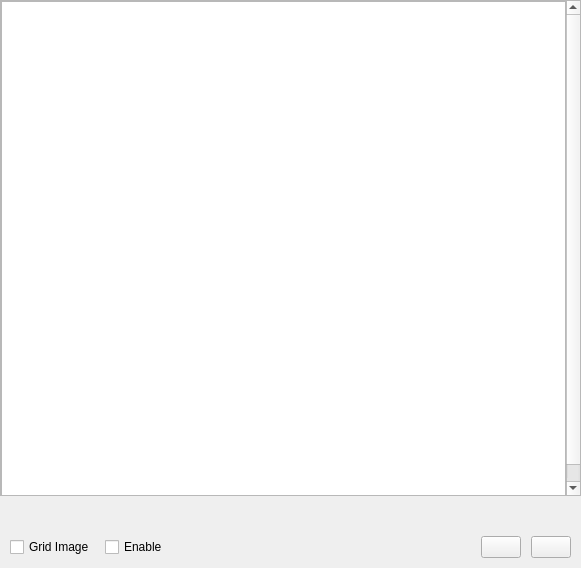
First picture: the form in src/airunner/widgets/canvas/templates/input_image.ui, repository Capsize-Games/airunner, before the edit.
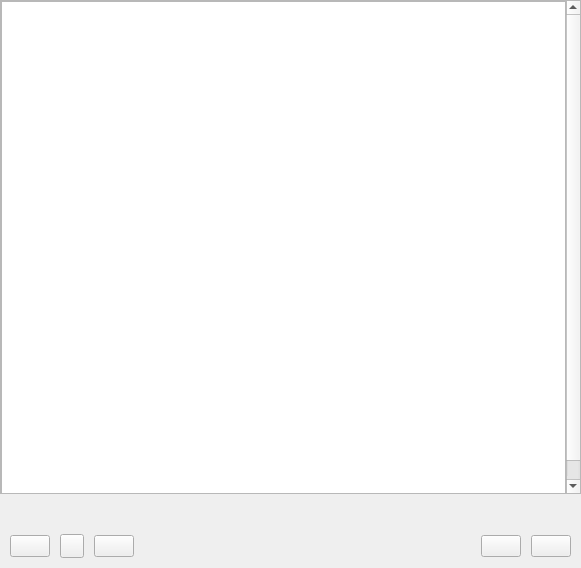
Second picture: the form after the edit. Icons and pictures are not drawn. Custom widgets are drawn as their Qt base class.

Commit message: improves image input controls

What changed in the file:
```diff
--- a/src/airunner/widgets/canvas/templates/input_image.ui
+++ b/src/airunner/widgets/canvas/templates/input_image.ui
@@ -192,34 +192,59 @@
       <number>10</number>
      </property>
      <item>
-      <widget class="QCheckBox" name="use_grid_image_as_input_checkbox">
-       <property name="sizePolicy">
-        <sizepolicy hsizetype="Fixed" vsizetype="Fixed">
-         <horstretch>0</horstretch>
-         <verstretch>0</verstretch>
-        </sizepolicy>
-       </property>
+      <widget class="QPushButton" name="link_to_grid_image_button">
        <property name="toolTip">
         <string>Use grid image as input</string>
        </property>
        <property name="text">
-        <string>Grid Image</string>
+        <string/>
        </property>
+       <property name="icon">
+        <iconset theme="insert-link"/>
+       </property>
+       <property name="checkable">
+        <bool>true</bool>
+       </property>
       </widget>
      </item>
      <item>
-      <widget class="QCheckBox" name="enable_checkbox">
-       <property name="sizePolicy">
-        <sizepolicy hsizetype="Fixed" vsizetype="Fixed">
-         <horstretch>0</horstretch>
-         <verstretch>0</verstretch>
-        </sizepolicy>
+      <widget class="QPushButton" name="lock_input_image_button">
+       <property name="minimumSize">
+        <size>
+         <width>24</width>
+         <height>24</height>
+        </size>
        </property>
+       <property name="maximumSize">
+        <size>
+         <width>24</width>
+         <height>24</height>
+        </size>
+       </property>
        <property name="toolTip">
         <string>Enable</string>
        </property>
        <property name="text">
-        <string>Enable </string>
+        <string/>
+       </property>
+       <property name="icon">
+        <iconset theme="emblem-readonly"/>
+       </property>
+       <property name="checkable">
+        <bool>true</bool>
+       </property>
+      </widget>
+     </item>
+     <item>
+      <widget class="QPushButton" name="pushButton_3">
+       <property name="toolTip">
+        <string>Refresh from grid image</string>
+       </property>
+       <property name="text">
+        <string/>
+       </property>
+       <property name="icon">
+        <iconset theme="view-refresh"/>
        </property>
       </widget>
      </item>
@@ -279,6 +304,12 @@
    <header>airunner/widgets/controlnet/controlnet_settings_widget</header>
    <container>1</container>
   </customwidget>
+  <customwidget>
+   <class>SwitchWidget</class>
+   <extends>QWidget</extends>
+   <header>airunner/widgets/switch_widget/switch_widget</header>
+   <container>1</container>
+  </customwidget>
  </customwidgets>
  <resources/>
  <connections>
```
Left out of the diff: 115 changed lines with no effect on the pictures. The commit also changes 12 other files.
